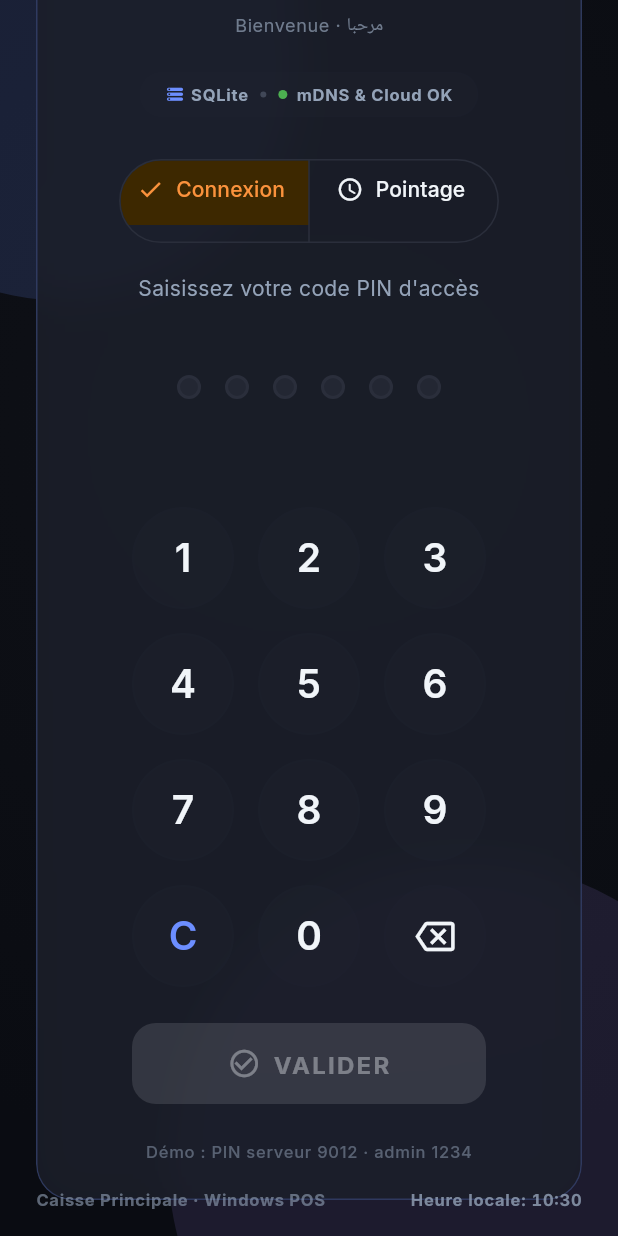
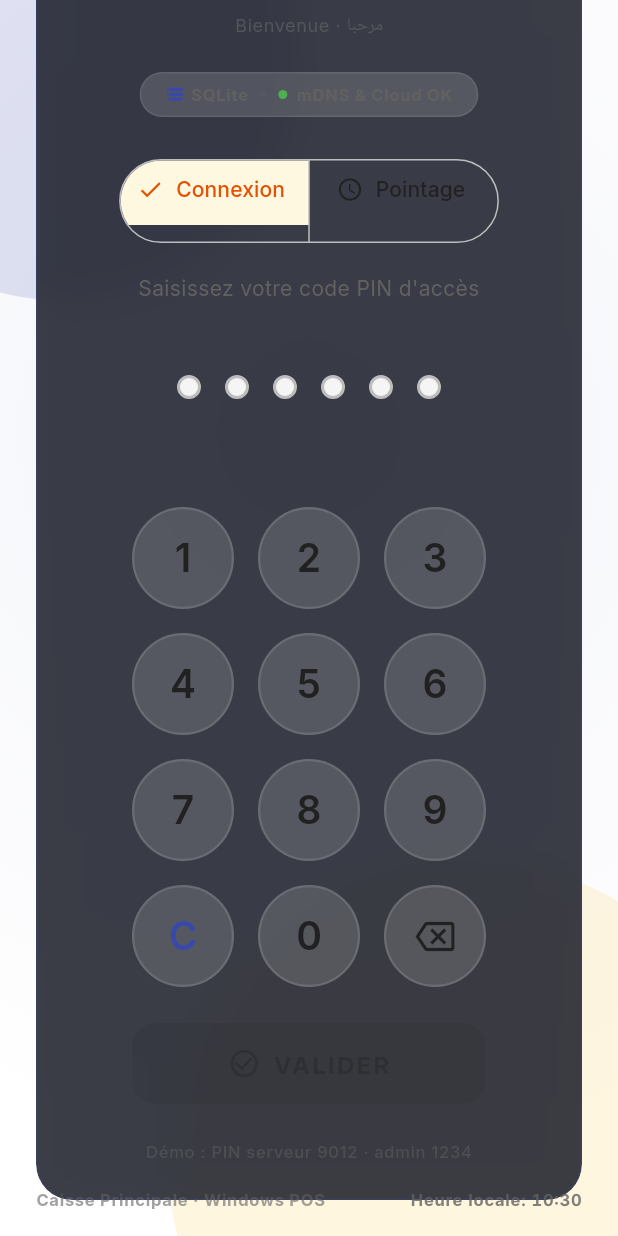
Before and after one commit to badrlahmidi/flutpos, a Flutter app: the screen it shows after launch, scrolled down 108 dp, on a phone screen of 412 x 824 dp. Run offline on Flutter 3.47's test engine with Material 3 defaults, Android fonts, the phone set to English and light mode, and no system bars; drawn by our look-alikes of flutter_animate; our stand-ins replace csv, data_table_2, dio, drift, equatable, fl_chart and 8 more; missing offline and left inert: bcrypt, drift_sqlite_async, mdns_dart, powersync, shelf_router, unified_esc_pos_printer and 1 more; accounts and stored records are empty; generated files the repository leaves out were written again; statements that could not run were skipped.

Commit message:
feat(theme): adapt all screens and PosDesignTokens to support Light Theme dynamically

```diff
--- a/apps/pos_desktop/lib/app.dart
+++ b/apps/pos_desktop/lib/app.dart
@@ -1,95 +1,48 @@
 import 'package:flutter/material.dart';
 
-
-
 import 'di/app_bootstrap.dart';
-
 import 'navigation/app_router.dart';
-
 import 'theme/app_theme.dart';
 
-
-
 /// Racine MaterialApp — démarre sur l'écran PIN.
-
 class RitagestionPosApp extends StatefulWidget {
-
   const RitagestionPosApp({super.key});
 
+  @override
+  State<RitagestionPosApp> createState() => _RitagestionPosAppState();
+}
 
+class _RitagestionPosAppState extends State<RitagestionPosApp>
+    with WidgetsBindingObserver {
+  @override
+  void initState() {
+    super.initState();
+    WidgetsBinding.instance.addObserver(this);
+  }
 
   @override
-
-  State<RitagestionPosApp> createState() => _RitagestionPosAppState();
-
-}
-
-
-
-class _RitagestionPosAppState extends State<RitagestionPosApp>
-
-    with WidgetsBindingObserver {
+  void dispose() {
+    WidgetsBinding.instance.removeObserver(this);
+    AppBootstrap.instance.dispose();
+    super.dispose();
+  }
 
   @override
-
-  void initState() {
-
-    super.initState();
-
-    WidgetsBinding.instance.addObserver(this);
-
+  void didChangeAppLifecycleState(AppLifecycleState state) {
+    if (state == AppLifecycleState.detached) {
+      AppBootstrap.instance.dispose();
+    }
   }
 
-
-
   @override
-
-  void dispose() {
-
-    WidgetsBinding.instance.removeObserver(this);
-
-    AppBootstrap.instance.dispose();
-
-    super.dispose();
-
+  Widget build(BuildContext context) {
+    return MaterialApp.router(
+      title: 'Ritagestion — Caisse',
+      debugShowCheckedModeBanner: false,
+      theme: AppTheme.light,
+      darkTheme: AppTheme.dark,
+      themeMode: ThemeMode.light,
+      routerConfig: appRouter,
+    );
   }
-
-
-
-  @override
-
-  void didChangeAppLifecycleState(AppLifecycleState state) {
-
-    if (state == AppLifecycleState.detached) {
-
-      AppBootstrap.instance.dispose();
-
-    }
-
-  }
-
-
-
-  @override
-
-  Widget build(BuildContext context) {
-
-    return MaterialApp.router(
-
-      title: 'Ritagestion — Caisse',
-
-      debugShowCheckedModeBanner: false,
-
-      theme: AppTheme.light,
-
-      darkTheme: AppTheme.dark,
-
-      themeMode: ThemeMode.dark,
-
-      routerConfig: appRouter,
-
-    );
-
-  }
-
 }
--- a/apps/pos_desktop/lib/pages/auth/auth_page.dart
+++ b/apps/pos_desktop/lib/pages/auth/auth_page.dart
@@ -69,16 +69,25 @@ class _AuthViewState extends State<_AuthView> {
 
   @override
   Widget build(BuildContext context) {
+    final theme = Theme.of(context);
+    final scheme = theme.colorScheme;
+    final isDark = theme.brightness == Brightness.dark;
+
     return Scaffold(
       body: DecoratedBox(
-        decoration: const BoxDecoration(
+        decoration: BoxDecoration(
           gradient: RadialGradient(
-            center: Alignment(0, -0.3),
+            center: const Alignment(0, -0.3),
             radius: 1.2,
-            colors: [
-              AppColors.scaffoldDark,
-              Color(0xFF0A0C12),
-            ],
+            colors: isDark
+                ? const [
+                    AppColors.scaffoldDark,
+                    Color(0xFF0A0C12),
+                  ]
+                : [
+                    scheme.surfaceContainerLow,
+                    scheme.surface,
+                  ],
           ),
         ),
         child: SafeArea(
--- a/apps/pos_desktop/lib/pages/backoffice/analytics/reporting_page.dart
+++ b/apps/pos_desktop/lib/pages/backoffice/analytics/reporting_page.dart
@@ -107,7 +107,9 @@ class _ReportingViewState extends State<_ReportingView>
         final controller = _tabController!;
 
         return Scaffold(
-          backgroundColor: AppColors.scaffoldDark,
+          backgroundColor: Theme.of(context).brightness == Brightness.dark
+              ? AppColors.scaffoldDark
+              : scheme.surfaceContainerLow,
           body: Column(
             crossAxisAlignment: CrossAxisAlignment.stretch,
             children: [
--- a/apps/pos_desktop/lib/pages/backoffice/backoffice_shell.dart
+++ b/apps/pos_desktop/lib/pages/backoffice/backoffice_shell.dart
@@ -29,7 +29,9 @@ class BackofficeShell extends StatelessWidget {
     final showSecurity = location.startsWith('/backoffice/security');
 
     return Scaffold(
-      backgroundColor: AppColors.scaffoldDark,
+      backgroundColor: Theme.of(context).brightness == Brightness.dark
+          ? AppColors.scaffoldDark
+          : scheme.surfaceContainerLow,
       body: Row(
         crossAxisAlignment: CrossAxisAlignment.stretch,
         children: [
--- a/apps/pos_desktop/lib/pages/backoffice/security/users_security_page.dart
+++ b/apps/pos_desktop/lib/pages/backoffice/security/users_security_page.dart
@@ -39,7 +39,9 @@ class _UsersSecurityPageState extends State<UsersSecurityPage>
     final scheme = Theme.of(context).colorScheme;
 
     return Scaffold(
-      backgroundColor: AppColors.scaffoldDark,
+      backgroundColor: Theme.of(context).brightness == Brightness.dark
+          ? AppColors.scaffoldDark
+          : scheme.surfaceContainerLow,
       body: Column(
         crossAxisAlignment: CrossAxisAlignment.stretch,
         children: [
--- a/apps/pos_desktop/lib/pages/floor_plan/widgets/floor_plan_table_tile.dart
+++ b/apps/pos_desktop/lib/pages/floor_plan/widgets/floor_plan_table_tile.dart
@@ -63,14 +63,17 @@ class FloorPlanTableTile extends StatelessWidget {
             ),
             child: Padding(
               padding: const EdgeInsets.all(AppSpacing.s),
+              child: FittedBox(
+                fit: BoxFit.scaleDown,
                 child: Column(
                   mainAxisAlignment: MainAxisAlignment.center,
                   children: [
                     Text(
                       snapshot.table.name,
-                    style: theme.textTheme.titleLarge?.copyWith(
+                      style: theme.textTheme.titleMedium?.copyWith(
                         color: foreground,
                         fontWeight: FontWeight.bold,
+                        fontSize: 18,
                       ),
                     ),
                     const SizedBox(height: AppSpacing.xs),
@@ -134,6 +137,7 @@ class FloorPlanTableTile extends StatelessWidget {
             ),
           ),
         ),
+      ),
     );
   }
 
--- a/apps/pos_desktop/lib/theme/app_colors.dart
+++ b/apps/pos_desktop/lib/theme/app_colors.dart
@@ -61,6 +61,9 @@ abstract final class AppColors {
         onSecondaryContainer: onSecondaryContainer,
         surface: surface,
         onSurface: onSurface,
+        surfaceContainerLow: Color(0xFFF3F4F9),
+        surfaceContainer: Color(0xFFEBECEF),
+        surfaceContainerHigh: Color(0xFFE2E3E8),
         surfaceContainerHighest: surfaceVariant,
         onSurfaceVariant: onSurfaceVariant,
         error: error,
--- a/apps/pos_desktop/lib/widgets/organisms/pos_top_bar.dart
+++ b/apps/pos_desktop/lib/widgets/organisms/pos_top_bar.dart
@@ -41,7 +41,7 @@ class PosTopBar extends StatelessWidget {
       height: 64,
       decoration: BoxDecoration(
         color: PosDesignTokens.cardBackground,
-        border: const Border(bottom: BorderSide(color: PosDesignTokens.borderLight)),
+        border: Border(bottom: BorderSide(color: PosDesignTokens.borderLight)),
         boxShadow: PosDesignTokens.cardShadow,
       ),
       padding: const EdgeInsets.symmetric(horizontal: 20),
@@ -53,7 +53,7 @@ class PosTopBar extends StatelessWidget {
               onPressed: onHome,
               icon: Icon(Icons.home_outlined, color: PosDesignTokens.primaryBlue),
             ),
-          const Icon(Icons.storefront, color: PosDesignTokens.primaryBlue, size: 28),
+          Icon(Icons.storefront, color: PosDesignTokens.primaryBlue, size: 28),
           const SizedBox(width: 10),
           const Text(
             'RITAGESTION POS',
--- a/packages/ns_ds_network/lib/src/ns_ds_network_constants.dart
+++ b/packages/ns_ds_network/lib/src/ns_ds_network_constants.dart
@@ -2,6 +2,6 @@
 abstract final class NsDsNetworkConstants {
   static const serviceType = '_ritajpos._tcp';
   static const defaultServiceName = 'Caisse Principale';
-  static const defaultPort = 8080;
+  static const defaultPort = 8085;
   static const defaultDiscoveryTimeout = Duration(seconds: 5);
 }
```
Also changed, not shown: apps/pos_desktop/lib/pages/main_menu/main_menu_page.dart (+13 -7 lines), apps/pos_desktop/lib/pages/pos/pos_page.dart (+15 -4 lines), apps/pos_desktop/lib/theme/pos_design_tokens.dart (+42 -14 lines), apps/pos_desktop/lib/widgets/molecules/cart_item_tile.dart (+8 -8 lines), apps/pos_desktop/lib/widgets/molecules/product_card.dart (+5 -5 lines), apps/pos_desktop/lib/widgets/organisms/cart_panel.dart (+13 -13 lines), apps/pos_desktop/lib/widgets/organisms/category_bar.dart (+4 -4 lines), apps/pos_desktop/lib/widgets/organisms/pos_catalog_toolbar.dart (+5 -5 lines), 1 other file. Lines whose indentation alone changed are shown as unchanged.
